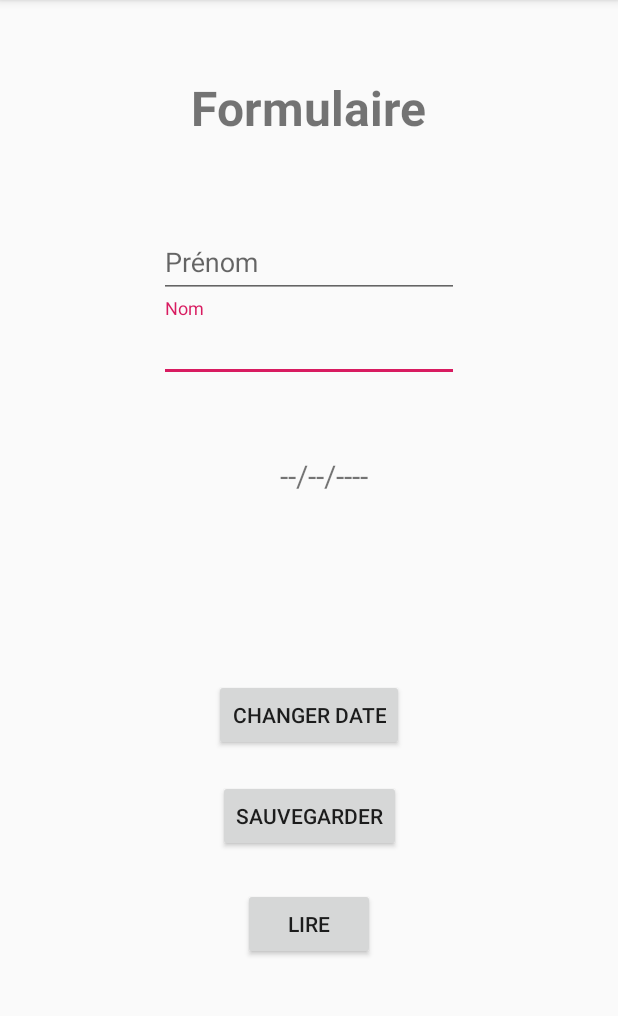
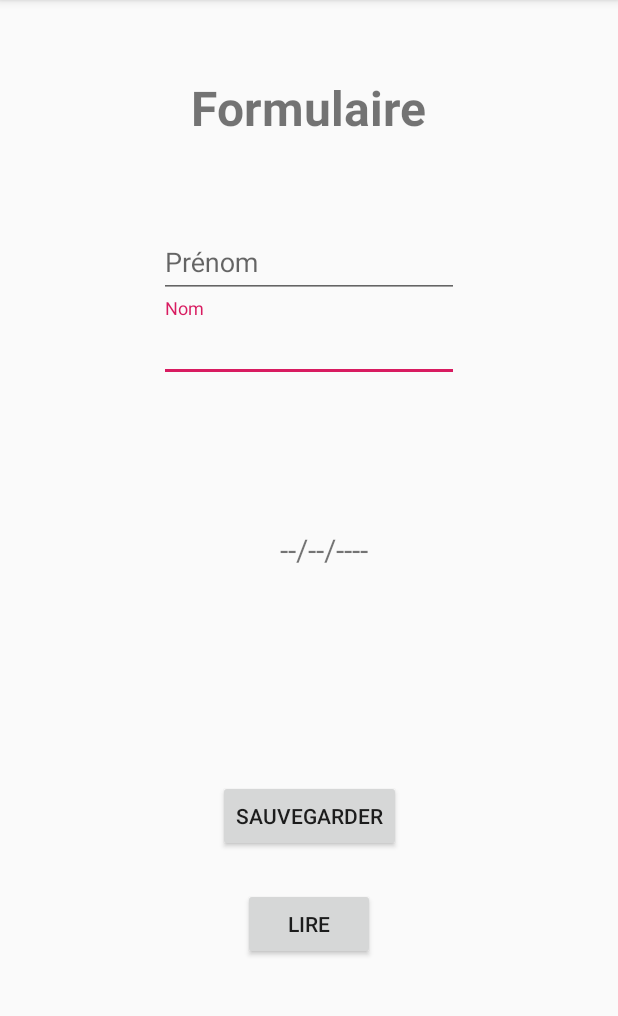
Before and after one commit to EvannDev/AndroidKtlToolBox, an Android app: the FormActivity screen opened directly, with no data from a screen before it, after a tap on "SAUVEGARDER", on a phone screen of 412 x 824 dp, the part 84-1100 px from its top. Run offline under Robolectric (Android 15) with nearby library versions, the phone set to English and light mode, and no system bars; 1 statement that could not run was skipped.

Commit message:
clean form and optimize

```diff
--- a/app/src/main/java/fr/isen/debailliencourt/android/activity/FormActivity.kt
+++ b/app/src/main/java/fr/isen/debailliencourt/android/activity/FormActivity.kt
@@ -6,22 +6,23 @@ import android.widget.TextView
 import android.widget.Button
 import java.util.*
 import android.app.DatePickerDialog
-import android.widget.DatePicker
 import java.text.SimpleDateFormat
 import kotlinx.android.synthetic.main.activity_form.*
 import android.app.AlertDialog
-import android.util.Log
+import android.widget.DatePicker
 import android.widget.Toast
-import fr.isen.debailliencourt.android.objects.JSON
 import fr.isen.debailliencourt.android.R
-import fr.isen.debailliencourt.android.objects.DataUser
+import org.json.JSONObject
+import java.io.File
+
 
 class FormActivity : AppCompatActivity() {
 
     var buttonDate: Button? = null
-    var textviewDate: TextView? = null
+    var textViewDate: TextView? = null
 
-    var cal = Calendar.getInstance()
+
+    private var cal = Calendar.getInstance()
 
     override fun onCreate(savedInstanceState: Bundle?) {
         super.onCreate(savedInstanceState)
@@ -31,50 +32,38 @@ class FormActivity : AppCompatActivity() {
         alert.setTitle(R.string.form_alert)
 
 
-        textviewDate = this.text_view_date_1
+        textViewDate = this.text_view_date_1
         buttonDate = this.button_date_1
 
-        textviewDate!!.text = "--/--/----"
+        textViewDate!!.text = "--/--/----"
 
-        // create an OnDateSetListener
         val dateSetListener = DatePickerDialog.OnDateSetListener { _: DatePicker, year: Int, month: Int, day: Int ->
-                cal.set(Calendar.YEAR, year)
-                cal.set(Calendar.MONTH, month)
-                cal.set(Calendar.DAY_OF_MONTH, day)
-                updateDateInView()
+            cal.set(Calendar.YEAR, year)
+            cal.set(Calendar.MONTH, month)
+            cal.set(Calendar.DAY_OF_MONTH, day)
+            updateDateInView()
         }
 
+
         buttonRead.setOnClickListener{
-            val user = JSON(cacheDir.absolutePath).load()
-
-            val birthday = SimpleDateFormat("dd/MM/yyyy").parse(user.birthday).time
-            val now = Calendar.getInstance().timeInMillis
-
-            var years = 0L
-            if (now > birthday) {
-                val diff = now - birthday
-                val seconds = diff / 1000
-                val minutes = seconds / 60
-                val hours = minutes / 60
-                val days = hours / 24
-                years = (days / 365)
-            }
-
-            alert.setMessage("Prénom: ${user.surname}\nNom: ${user.name}\nAge: $years").create().show()
+            showDataFromFile()
         }
 
         buttonSave.setOnClickListener {
-            Toast.makeText(this, "Save", Toast.LENGTH_LONG)
-            Log.d("TAG", JSON(cacheDir.absolutePath).save(
-                DataUser(
-                    textInputName.text.toString(),
-                    textInputSurname.text.toString(),
-                    text_view_date_1.text.toString()
+            saveDataToFile(
+                textInputSurname.text.toString(),
+                textInputName.text.toString(),
+                text_view_date_1.text.toString(),
+                getAge(
+                    cal.get(Calendar.DAY_OF_MONTH),
+                    cal.get(Calendar.MONTH),
+                    cal.get(Calendar.YEAR)
+
                 )
-            ).load().toString())
+            )
         }
 
-        buttonDate!!.setOnClickListener {
+        textViewDate!!.setOnClickListener {
             DatePickerDialog(this@FormActivity,
                 dateSetListener,
                 cal.get(Calendar.YEAR),
@@ -82,10 +71,65 @@ class FormActivity : AppCompatActivity() {
                 cal.get(Calendar.DAY_OF_MONTH)).show()
         }
     }
+
+    private fun saveDataToFile(lastName: String, firstName: String, date: String, age: Int){
+        val data = "{$LAST_NAME_KEY: '$lastName', $FIRST_NAME_KEY: '$firstName', $DATE_KEY: '$date', $AGE_KEY: '$age'}"
+
+        File(cacheDir.absolutePath + JSON_FILE).writeText(data)
+        Toast.makeText(this, "Données sauvegardé", Toast.LENGTH_SHORT).show()
+    }
+
+    private fun showDataFromFile(){
+        val dataJson: String = File(cacheDir.absolutePath + JSON_FILE).readText()
+
+        if(dataJson.isNotEmpty()){
+            val jsonObject = JSONObject(dataJson)
+
+            val strDate: String = jsonObject.optString(DATE_KEY)
+            val strLastName: String = jsonObject.optString(LAST_NAME_KEY)
+            val strFirstName: String = jsonObject.optString(FIRST_NAME_KEY)
+            val strAge: String = jsonObject.optString(AGE_KEY)
+
+            AlertDialog.Builder(this)
+                .setTitle("Données")
+                .setMessage("Nom: $strLastName\n Prénom: $strFirstName\n Date : $strDate\n Age : $strAge")
+                .create()
+                .show()
+        }
+    }
+
     private fun updateDateInView() {
         val myFormat = "dd/MM/yyyy" // mention the format you need
         val sdf = SimpleDateFormat(myFormat, Locale.FRENCH)
-        textviewDate!!.text = sdf.format(cal.getTime())
+        textViewDate!!.text = sdf.format(cal.getTime())
+    }
+
+    private fun getAge(day: Int, month: Int, year: Int):Int{
+        val dateOfBirth = Calendar.getInstance()
+        val today = Calendar.getInstance()
+
+        dateOfBirth.set(year,month,day)
+
+        var age = today.get(Calendar.YEAR) - dateOfBirth.get(Calendar.YEAR)
+
+        if((today.get(Calendar.DAY_OF_MONTH) < dateOfBirth.get(Calendar.DAY_OF_MONTH) &&
+            today.get(Calendar.MONTH) == dateOfBirth.get(Calendar.MONTH)) ||
+            (today.get(Calendar.MONTH) < dateOfBirth.get(Calendar.MONTH)))
+        {
+            return age -1
+        }
+        else{
+            return age
+        }
+
+    }
+
+    companion object{
+        private const val JSON_FILE = "data.json"
+        private const val LAST_NAME_KEY = "lastName"
+        private const val FIRST_NAME_KEY = "firstName"
+        private const val DATE_KEY = "date"
+        private const val AGE_KEY = "age"
     }
 
 
--- a/app/src/main/java/fr/isen/debailliencourt/android/objects/DataUser.kt
+++ /dev/null
@@ -1,20 +0,0 @@
-package fr.isen.debailliencourt.android.objects
-
-class DataUser {
-    var name: String = ""
-    var surname: String = ""
-    var birthday: String = ""
-
-
-    constructor() {}
-
-    constructor(name: String, surname: String, birthday: String) {
-        this.name = name
-        this.surname = surname
-        this.birthday = birthday
-    }
-
-    override fun toString(): String {
-        return "surname: $surname, name: $name, birthday: $birthday"
-    }
-}
--- a/app/src/main/java/fr/isen/debailliencourt/android/objects/JSON.kt
+++ /dev/null
@@ -1,31 +0,0 @@
-package fr.isen.debailliencourt.android.objects
-
-import com.google.gson.Gson
-import java.io.File
-import java.io.FileReader
-
-class JSON {
-    private var filepath: String = ""
-    private val gson = Gson()
-
-    constructor() {}
-    constructor(path: String) {
-        setPath(path)
-    }
-
-
-    private fun setPath(path: String): JSON {
-        filepath = path + "user.json"
-        return this
-    }
-
-    fun save(user: DataUser): JSON {
-        File(filepath).writeText(gson.toJson(user))
-
-        return this
-    }
-
-    fun load(): DataUser {
-        return gson.fromJson(FileReader(filepath), DataUser::class.java)
-    }
-}
--- a/app/src/main/res/layout/activity_form.xml
+++ b/app/src/main/res/layout/activity_form.xml
@@ -57,22 +57,10 @@
         android:paddingStart="20dp"
         android:textAlignment="center"
         android:textSize="20dp"
-        app:layout_constraintBottom_toTopOf="@+id/button_date_1"
-        app:layout_constraintEnd_toEndOf="parent"
-        app:layout_constraintStart_toStartOf="parent"
-        app:layout_constraintTop_toBottomOf="@+id/Surname"
-        app:layout_constraintVertical_bias="0.38" />
-
-    <Button
-        android:id="@+id/button_date_1"
-        android:layout_width="wrap_content"
-        android:layout_height="wrap_content"
-        android:text="@string/changeDateForm"
         app:layout_constraintBottom_toTopOf="@+id/buttonSave"
         app:layout_constraintEnd_toEndOf="parent"
         app:layout_constraintStart_toStartOf="parent"
-        app:layout_constraintTop_toBottomOf="@+id/Surname"
-        app:layout_constraintVertical_bias="0.90999997" />
+        app:layout_constraintTop_toBottomOf="@+id/Surname" />
 
     <Button
         android:id="@+id/buttonSave"
```
Also changed, not shown: app/src/main/java/fr/isen/debailliencourt/android/activity/PermissionActivity.kt (+8 -6 lines), app/src/main/res/layout/activity_permissions.xml (+19 -0 lines).
